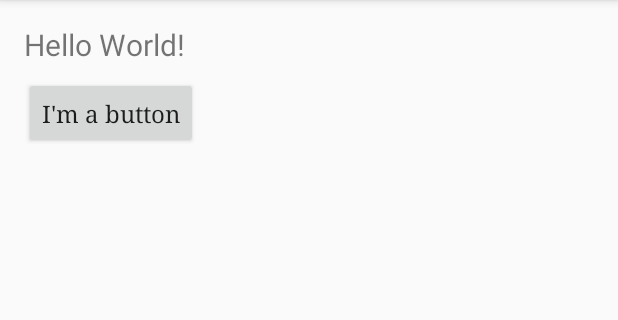
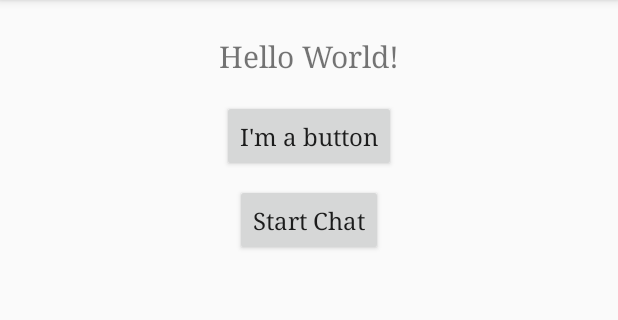
Before and after one commit to ant3m/CST2335, an Android app: the screen it shows after launch (StartActivity), after a tap on an icon or button, on a phone screen of 412 x 824 dp, the part 84-404 px from its top. Run offline under Robolectric (Android 15) with nearby library versions, the phone set to English and light mode, and no system bars.

Commit message:
Finished Lab 4
Fixed saving and loading of login email.

```diff
--- a/app/src/main/java/com/stan/androidlabs/LoginActivity.java
+++ b/app/src/main/java/com/stan/androidlabs/LoginActivity.java
@@ -1,5 +1,6 @@
 package com.stan.androidlabs;
 
+import android.content.Context;
 import android.content.Intent;
 import android.content.SharedPreferences;
 import android.os.Bundle;
@@ -12,7 +13,12 @@ import android.widget.EditText;
 public class LoginActivity extends AppCompatActivity {
 
     protected static final String ACTIVITY_NAME = "LoginActivity";
-    protected static final String DEFAULT_EMAIL = "email@domain.com";
+    protected static final String SETTINGS = "com.example.stan.lab1.settings";
+    protected static final String SAVED_EMAIL = "savedEmail";
+
+    private String defaultEmail = "email@domain.com";
+    private EditText emailEditText;
+    private FloatingActionButton loginButton;
 
 
 
@@ -21,30 +27,41 @@ public class LoginActivity extends AppCompatActivity {
         super.onCreate(savedInstanceState);
         setContentView(R.layout.activity_login);
 
-        FloatingActionButton loginButton = findViewById(R.id.login_fab);
-        final EditText emailEditText = findViewById(R.id.login_editText);
+        loginButton = findViewById(R.id.login_fab);
+        emailEditText = findViewById(R.id.login_editText);
 
         loginButton.setOnClickListener(new View.OnClickListener() {
             @Override
             public void onClick(View view) {
 
-                SharedPreferences preferences = getSharedPreferences("EMAIL_ID", MODE_PRIVATE);
-                SharedPreferences.Editor editor = preferences.edit();
-                editor.putString("email", emailEditText.getText().toString());
-                editor.commit();
-
-                String newEmail = preferences.getString("email", "");
-
-                emailEditText.setText(newEmail);
+                saveLoginData();
 
                 Intent intent = new Intent(getApplicationContext(), StartActivity.class);
                 startActivity(intent);
             }
         });
 
+        loadLoginData();
+
         Log.i(ACTIVITY_NAME, "In onCreate()");
 
 
+    }
+
+    private void saveLoginData() {
+        SharedPreferences preferences = getSharedPreferences(SETTINGS, Context.MODE_PRIVATE);
+        SharedPreferences.Editor editor = preferences.edit();
+        defaultEmail = emailEditText.getText().toString();
+        editor.putString(SAVED_EMAIL, defaultEmail);
+        editor.commit();
+    }
+
+    private void loadLoginData() {
+        SharedPreferences preferences = getSharedPreferences(SETTINGS, Context.MODE_PRIVATE);
+        SharedPreferences.Editor editor = preferences.edit();
+        defaultEmail = preferences.getString(SAVED_EMAIL, defaultEmail);
+        editor.commit();
+        emailEditText.setText(defaultEmail);
     }
 
 
--- a/app/src/main/java/com/stan/androidlabs/StartActivity.java
+++ b/app/src/main/java/com/stan/androidlabs/StartActivity.java
@@ -20,6 +20,7 @@ public class StartActivity extends AppCompatActivity {
         Log.i(ACTIVITY_NAME, "In onCreate()");
 
         Button button = findViewById(R.id.main_button);
+        Button chatButton = findViewById(R.id.chat_button);
 
 
         button.setOnClickListener(new View.OnClickListener() {
@@ -31,6 +32,15 @@ public class StartActivity extends AppCompatActivity {
             }
         });
 
+        chatButton.setOnClickListener(new View.OnClickListener() {
+            @Override
+            public void onClick(View view) {
+
+                Log.i(ACTIVITY_NAME, "User clicked chat button");
+                Intent intent = new Intent(getApplicationContext(), ChatWindow.class);
+                startActivity(intent);
+            }
+        });
 
     }
 
--- a/app/src/main/res/layout/activity_start.xml
+++ b/app/src/main/res/layout/activity_start.xml
@@ -1,29 +1,56 @@
 <?xml version="1.0" encoding="utf-8"?>
-<LinearLayout xmlns:android="http://schemas.android.com/apk/res/android"
+<android.support.constraint.ConstraintLayout xmlns:android="http://schemas.android.com/apk/res/android"
+    xmlns:app="http://schemas.android.com/apk/res-auto"
     xmlns:tools="http://schemas.android.com/tools"
-    android:layout_width="wrap_content"
-    android:layout_height="wrap_content"
+    android:layout_width="match_parent"
+    android:layout_height="match_parent"
     android:orientation="vertical"
     android:padding="16dp"
-    tools:context="com.stan.androidlabs.StartActivity">
+    tools:context="com.stan.androidlabs.StartActivity"
+    tools:layout_editor_absoluteX="0dp"
+    tools:layout_editor_absoluteY="81dp">
 
     <TextView
-        android:layout_width="wrap_content"
+        android:id="@+id/textView"
+        android:layout_width="0dp"
         android:layout_height="wrap_content"
+        android:layout_marginTop="8dp"
+        android:fontFamily="serif"
         android:text="@string/hello_message"
         android:textAlignment="center"
-        android:textSize="20sp" />
+        android:textSize="20sp"
+        app:layout_constraintEnd_toEndOf="parent"
+        app:layout_constraintStart_toStartOf="parent"
+        app:layout_constraintTop_toTopOf="parent" />
 
     <Button
         android:id="@+id/main_button"
         android:layout_width="wrap_content"
         android:layout_height="wrap_content"
-        android:layout_marginTop="8dp"
+        android:layout_marginTop="16dp"
         android:elevation="4dp"
         android:fontFamily="serif"
         android:text="@string/button_text"
         android:textAlignment="center"
         android:textAllCaps="false"
-        android:textSize="16sp" />
+        android:textSize="16sp"
+        app:layout_constraintEnd_toEndOf="parent"
+        app:layout_constraintStart_toStartOf="parent"
+        app:layout_constraintTop_toBottomOf="@+id/textView" />
 
-</LinearLayout>
+    <Button
+        android:id="@+id/chat_button"
+        android:layout_width="wrap_content"
+        android:layout_height="wrap_content"
+        android:layout_marginTop="8dp"
+        android:elevation="4dp"
+        android:fontFamily="serif"
+
+        android:text="@string/start_chat"
+        android:textAllCaps="false"
+        android:textSize="16sp"
+        app:layout_constraintEnd_toEndOf="parent"
+        app:layout_constraintStart_toStartOf="parent"
+        app:layout_constraintTop_toBottomOf="@+id/main_button" />
+
+</android.support.constraint.ConstraintLayout>
--- a/app/src/main/res/values/strings.xml
+++ b/app/src/main/res/values/strings.xml
@@ -11,4 +11,6 @@
     <string name="dialog_message">Do you want to finish the activity?</string>
     <string name="dialog_title">Finish?</string>
     <string name="dialog_positive">Yes</string>
+    <string name="start_chat">Start Chat</string>
+    <string name="send_button">Send</string>
 </resources>
```
Also changed, not shown: app/src/main/AndroidManifest.xml (+3 -8 lines), app/src/main/java/com/stan/androidlabs/ChatWindow.java (added, +86 -0 lines), app/src/main/res/drawable/send_shape.xml (added, +12 -0 lines), app/src/main/res/layout/activity_chat_window.xml (added, +47 -0 lines), app/src/main/res/layout/chat_row_incoming.xml (added, +24 -0 lines), app/src/main/res/layout/chat_row_outgoing.xml (added, +22 -0 lines), 1 other file.
